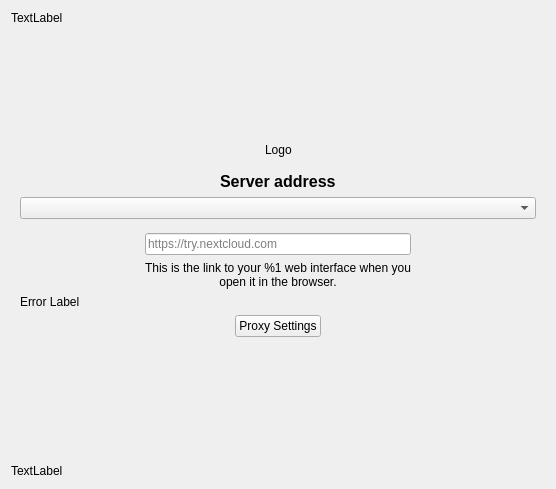
Qt form src/gui/wizard/owncloudsetupnocredspage.ui (nextcloud/desktop) before a commit.
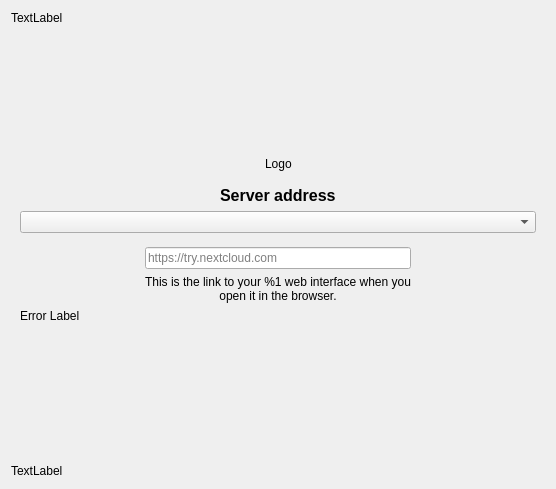
The same form after that commit. Custom widgets are drawn as their Qt base class.

Commit message:
feat(wizard): improve design of new account wizard
improved Next and Back button texts

less intrusive proxy settings button

Patch:
```diff
--- a/src/gui/wizard/owncloudsetupnocredspage.ui
+++ b/src/gui/wizard/owncloudsetupnocredspage.ui
@@ -310,43 +310,6 @@
           <item>
            <layout class="QHBoxLayout" name="progressLayout"/>
           </item>
-          <item>
-           <layout class="QHBoxLayout" name="horizontalLayout_7">
-            <item>
-             <spacer name="horizontalSpacer_6">
-              <property name="orientation">
-               <enum>Qt::Orientation::Horizontal</enum>
-              </property>
-              <property name="sizeHint" stdset="0">
-               <size>
-                <width>40</width>
-                <height>20</height>
-               </size>
-              </property>
-             </spacer>
-            </item>
-            <item>
-             <widget class="QPushButton" name="proxySettingsButton">
-              <property name="text">
-               <string>Proxy Settings</string>
-              </property>
-             </widget>
-            </item>
-            <item>
-             <spacer name="horizontalSpacer_5">
-              <property name="orientation">
-               <enum>Qt::Orientation::Horizontal</enum>
-              </property>
-              <property name="sizeHint" stdset="0">
-               <size>
-                <width>40</width>
-                <height>20</height>
-               </size>
-              </property>
-             </spacer>
-            </item>
-           </layout>
-          </item>
           <item>
            <spacer name="verticalSpacer_3">
             <property name="orientation">
```
The commit also changes 4 other files.
